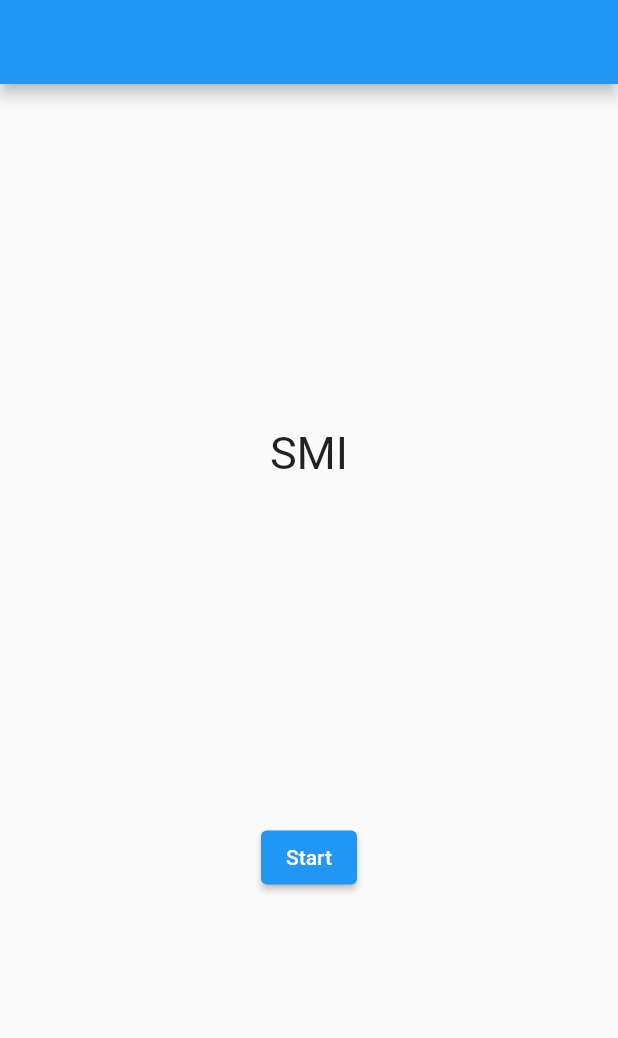
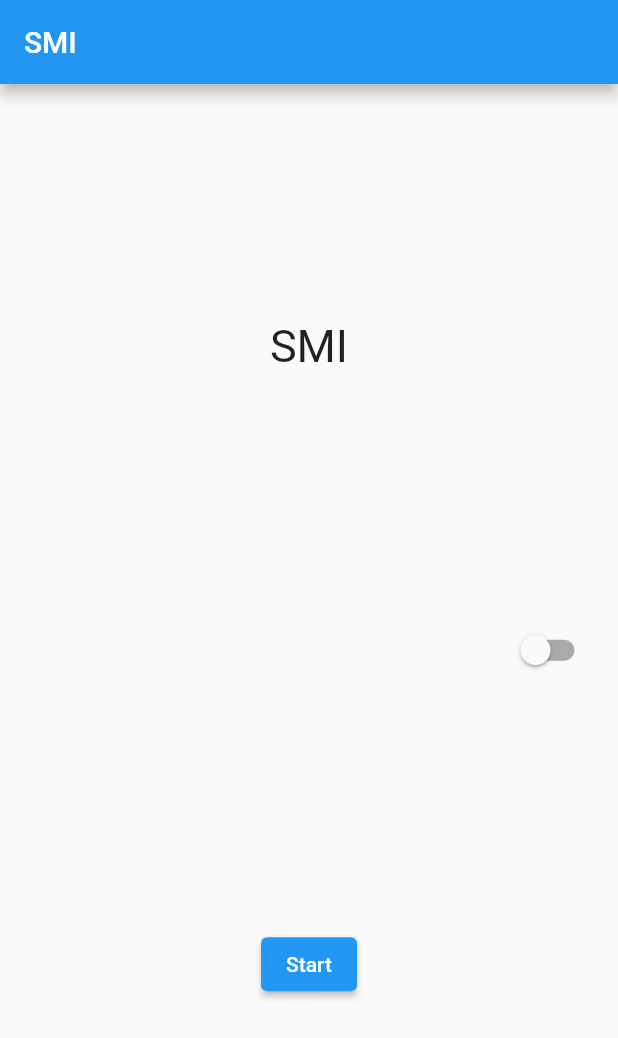
Before and after one commit to andyludeveloper/flutter_provider_practice, a Flutter app: the screen it shows after launch, on a phone screen of 412 x 824 dp. Shown: the top 1038 px of the screen. Run offline on Flutter 3.47's test engine with Material 2 defaults, Android fonts, the phone set to English and light mode, and no system bars; our stand-ins replace sensors_plus.

Commit message:
add title for start_page.dart

```diff
--- a/lib/pages/start_page.dart
+++ b/lib/pages/start_page.dart
@@ -1,14 +1,19 @@
 import 'package:flutter/material.dart';
-import 'package:flutter_practice/pages/sensors.dart';
 import 'package:flutter_practice/pages/test_page1.dart';
+import 'package:provider/provider.dart';
+
+import '../models/theme_notifier.dart';
 
 class StartPage extends StatelessWidget {
   const StartPage({Key? key}) : super(key: key);
 
   @override
   Widget build(BuildContext context) {
+    return Consumer(builder: (context, ThemeNotifier themeNotifier, child) {
       return Scaffold(
-      appBar: AppBar(),
+        appBar: AppBar(
+          title: const Text("SMI"),
+        ),
         body: Center(
           child: Column(
             mainAxisAlignment: MainAxisAlignment.spaceEvenly,
@@ -17,15 +22,23 @@ class StartPage extends StatelessWidget {
                 "SMI",
                 style: TextStyle(fontSize: 30.0),
               ),
+              SwitchListTile(
+                  value: themeNotifier.darkTheme,
+                  onChanged: (_) {
+                    themeNotifier.toggleTheme();
+                  }),
               ElevatedButton(
                   onPressed: () {
-                  Navigator.push(context,
-                      MaterialPageRoute(builder: (context) => const TestPage1()));
+                    Navigator.push(
+                        context,
+                        MaterialPageRoute(
+                            builder: (context) => const TestPage1()));
                   },
                   child: const Text("Start"))
             ],
           ),
         ),
       );
+    });
   }
 }
```
Lines whose indentation alone changed are shown as unchanged.
